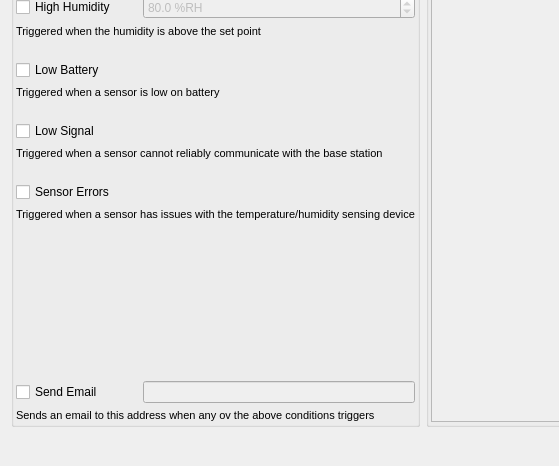
Before: the Qt Designer form manager/src/ConfigureAlarmDialog.ui in porkmarks/sense, drawn with Qt 5; both pictures show x 0 to 559 and y 292 to 758 of the 911 by 758 pixel window.
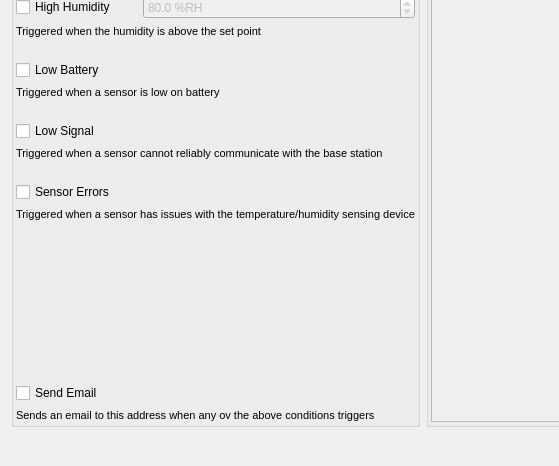
After: the same form once the commit is applied. Icons and pictures are not drawn.

```diff
--- a/manager/src/ConfigureAlarmDialog.ui
+++ b/manager/src/ConfigureAlarmDialog.ui
@@ -81,17 +81,6 @@
            </property>
           </widget>
          </item>
-         <item row="18" column="0">
-          <widget class="QCheckBox" name="lowSignalWatch">
-           <property name="text">
-            <string>Low Signal</string>
-           </property>
-           <property name="icon">
-            <iconset resource="../res/res.qrc">
-             <normaloff>:/icons/ui/signal-0.png</normaloff>:/icons/ui/signal-0.png</iconset>
-           </property>
-          </widget>
-         </item>
          <item row="0" column="0">
           <widget class="QLabel" name="label">
            <property name="text">
@@ -336,24 +325,6 @@
            </property>
           </widget>
          </item>
-         <item row="21" column="0">
-          <widget class="QCheckBox" name="sensorErrorsWatch">
-           <property name="text">
-            <string>Sensor Errors</string>
-           </property>
-           <property name="icon">
-            <iconset resource="../res/res.qrc">
-             <normaloff>:/icons/ui/sensor-error.png</normaloff>:/icons/ui/sensor-error.png</iconset>
-           </property>
-          </widget>
-         </item>
-         <item row="24" column="1">
-          <widget class="QLineEdit" name="emailRecipient">
-           <property name="enabled">
-            <bool>false</bool>
-           </property>
-          </widget>
-         </item>
          <item row="0" column="1">
           <widget class="QLineEdit" name="name">
            <property name="text">
@@ -373,17 +344,6 @@
            </property>
           </widget>
          </item>
-         <item row="24" column="0">
-          <widget class="QCheckBox" name="sendEmailAction">
-           <property name="text">
-            <string>Send Email</string>
-           </property>
-           <property name="icon">
-            <iconset resource="../res/res.qrc">
-             <normaloff>:/icons/ui/email.png</normaloff>:/icons/ui/email.png</iconset>
-           </property>
-          </widget>
-         </item>
          <item row="3" column="0">
           <widget class="QCheckBox" name="lowTemperatureWatch">
            <property name="text">
@@ -407,17 +367,6 @@
            </property>
           </widget>
          </item>
-         <item row="15" column="0">
-          <widget class="QCheckBox" name="lowBatteryWatch">
-           <property name="text">
-            <string>Low Battery</string>
-           </property>
-           <property name="icon">
-            <iconset resource="../res/res.qrc">
-             <normaloff>:/icons/ui/battery-0.png</normaloff>:/icons/ui/battery-0.png</iconset>
-           </property>
-          </widget>
-         </item>
          <item row="13" column="0" colspan="2">
           <widget class="QLabel" name="label_5">
            <property name="font">
@@ -468,6 +417,50 @@
            </property>
           </spacer>
          </item>
+         <item row="21" column="0" colspan="2">
+          <widget class="QCheckBox" name="sensorErrorsWatch">
+           <property name="text">
+            <string>Sensor Errors</string>
+           </property>
+           <property name="icon">
+            <iconset resource="../res/res.qrc">
+             <normaloff>:/icons/ui/sensor-error.png</normaloff>:/icons/ui/sensor-error.png</iconset>
+           </property>
+          </widget>
+         </item>
+         <item row="18" column="0" colspan="2">
+          <widget class="QCheckBox" name="lowSignalWatch">
+           <property name="text">
+            <string>Low Signal</string>
+           </property>
+           <property name="icon">
+            <iconset resource="../res/res.qrc">
+             <normaloff>:/icons/ui/signal-0.png</normaloff>:/icons/ui/signal-0.png</iconset>
+           </property>
+          </widget>
+         </item>
+         <item row="15" column="0" colspan="2">
+          <widget class="QCheckBox" name="lowBatteryWatch">
+           <property name="text">
+            <string>Low Battery</string>
+           </property>
+           <property name="icon">
+            <iconset resource="../res/res.qrc">
+             <normaloff>:/icons/ui/battery-0.png</normaloff>:/icons/ui/battery-0.png</iconset>
+           </property>
+          </widget>
+         </item>
+         <item row="24" column="0" colspan="2">
+          <widget class="QCheckBox" name="sendEmailAction">
+           <property name="text">
+            <string>Send Email</string>
+           </property>
+           <property name="icon">
+            <iconset resource="../res/res.qrc">
+             <normaloff>:/icons/ui/email.png</normaloff>:/icons/ui/email.png</iconset>
+           </property>
+          </widget>
+         </item>
         </layout>
        </widget>
       </item>
```
Left out of the diff: 17 changed lines with no effect on the pictures.
